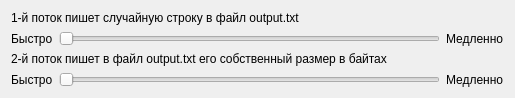
Qt form OS/Labs/Lab2/Task1/widget.ui (maxim79135/Course_4) before a commit.
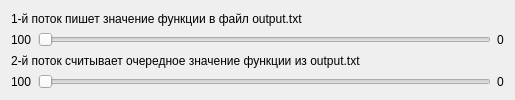
The same form after that commit.

Diff of the .ui file:
```diff
--- a/OS/Labs/Lab2/Task1/widget.ui
+++ b/OS/Labs/Lab2/Task1/widget.ui
@@ -7,7 +7,7 @@
     <x>0</x>
     <y>0</y>
     <width>515</width>
-    <height>92</height>
+    <height>100</height>
    </rect>
   </property>
   <property name="windowTitle">
@@ -17,7 +17,7 @@
    <item row="1" column="2">
     <widget class="QLabel" name="label_2">
      <property name="text">
-      <string>Медленно</string>
+      <string>0</string>
      </property>
     </widget>
    </item>
@@ -28,24 +28,17 @@
      </property>
     </widget>
    </item>
-   <item row="1" column="0">
-    <widget class="QLabel" name="label">
-     <property name="text">
-      <string>Быстро</string>
-     </property>
-    </widget>
-   </item>
    <item row="3" column="0">
     <widget class="QLabel" name="label_3">
      <property name="text">
-      <string>Быстро</string>
+      <string>100</string>
      </property>
     </widget>
    </item>
    <item row="3" column="2">
     <widget class="QLabel" name="label_4">
      <property name="text">
-      <string>Медленно</string>
+      <string>0</string>
      </property>
     </widget>
    </item>
@@ -59,14 +52,21 @@
    <item row="0" column="0" colspan="3">
     <widget class="QLabel" name="label_5">
      <property name="text">
-      <string>1-й поток пишет случайную строку в файл output.txt</string>
+      <string>1-й поток пишет значение функции в файл output.txt</string>
      </property>
     </widget>
    </item>
    <item row="2" column="0" colspan="3">
     <widget class="QLabel" name="label_6">
      <property name="text">
-      <string>2-й поток пишет в файл output.txt его собственный размер в байтах</string>
+      <string>2-й поток считывает очередное значение функции из output.txt</string>
+     </property>
+    </widget>
+   </item>
+   <item row="1" column="0">
+    <widget class="QLabel" name="label">
+     <property name="text">
+      <string>100</string>
      </property>
     </widget>
    </item>
```
